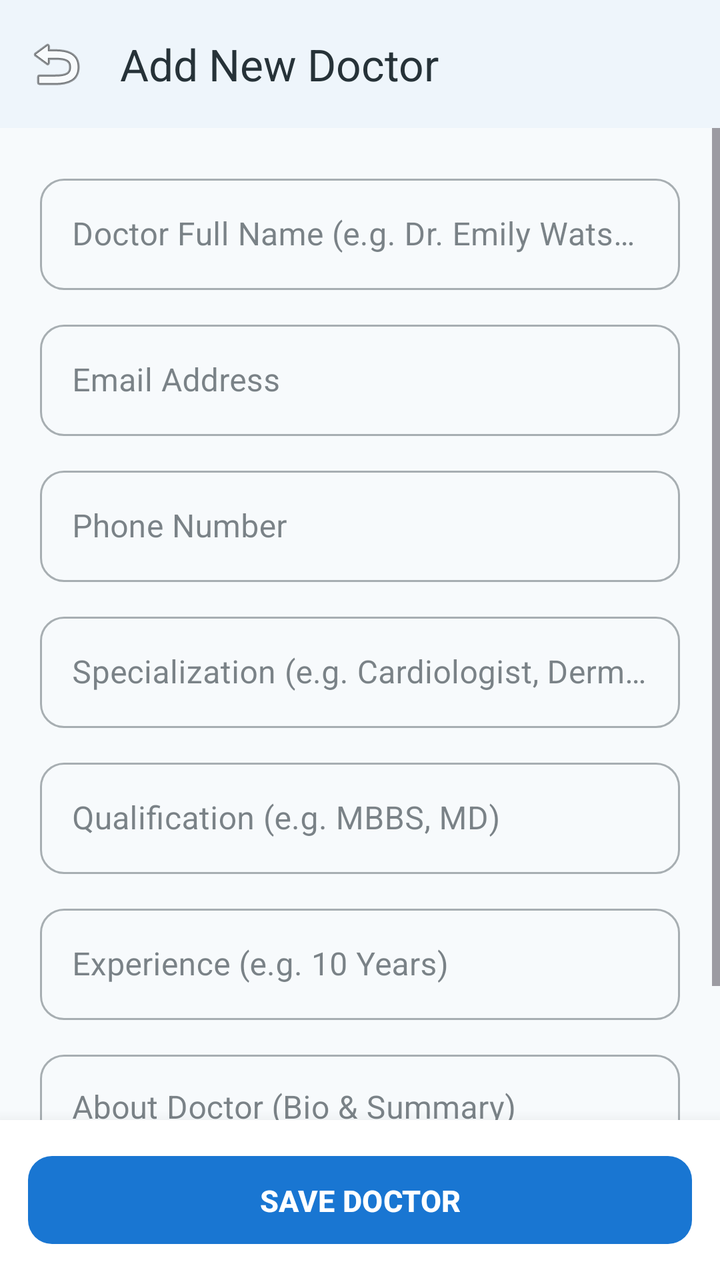
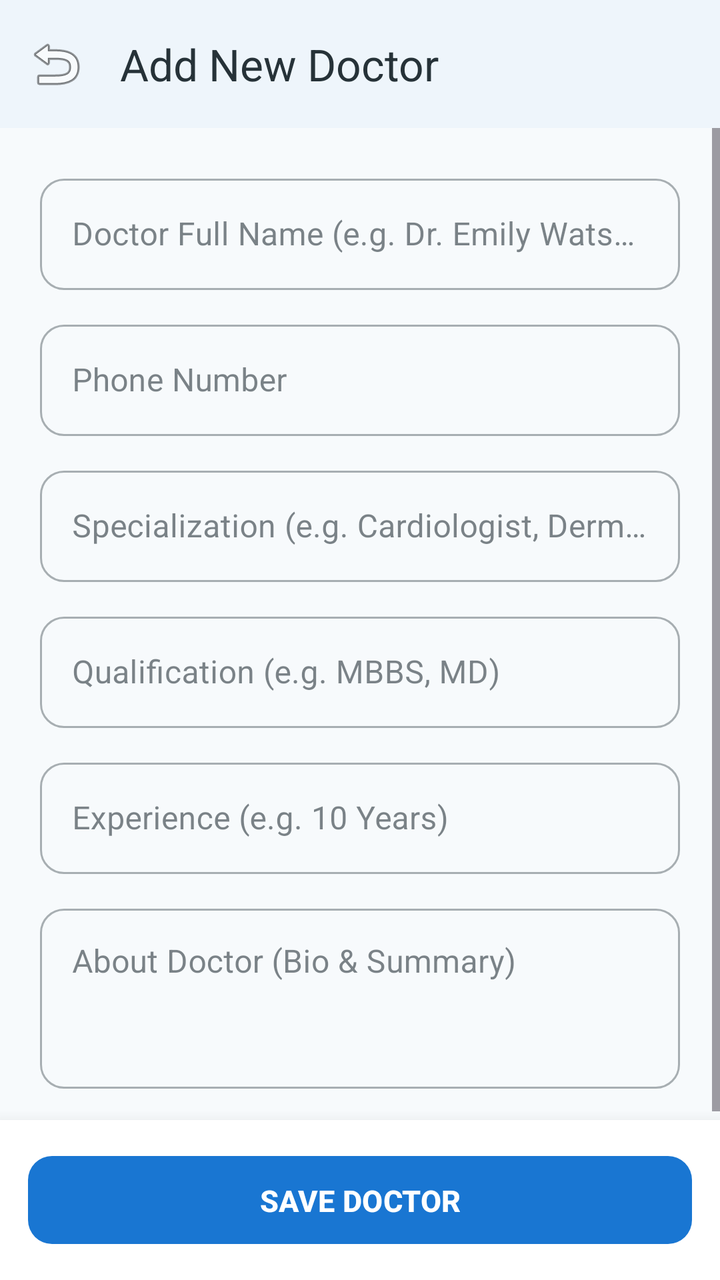

Before-and-after screenshots of an Android layout around one commit, followed by the original layout XML and the change that was made.
<!-- AndroidManifest.xml: application theme Theme.Medicare -->
<!-- res/layout/activity_admin_add_doctor.xml -->
<?xml version="1.0" encoding="utf-8"?>
<LinearLayout xmlns:android="http://schemas.android.com/apk/res/android"
    xmlns:app="http://schemas.android.com/apk/res-auto"
    android:layout_width="match_parent"
    android:layout_height="match_parent"
    android:background="@color/background"
    android:orientation="vertical">

    <com.google.android.material.appbar.MaterialToolbar
        android:id="@+id/toolbarAddDoctor"
        android:layout_width="match_parent"
        android:layout_height="?attr/actionBarSize"
        android:background="@color/surface"
        android:elevation="2dp"
        app:navigationIcon="@android:drawable/ic_menu_revert"
        app:title="@string/add_new_doctor"
        app:titleTextColor="@color/text_primary" />

    <ScrollView
        android:layout_width="match_parent"
        android:layout_height="0dp"
        android:layout_weight="1"
        android:fillViewport="true">

        <LinearLayout
            android:layout_width="match_parent"
            android:layout_height="wrap_content"
            android:orientation="vertical"
            android:padding="20dp">

            <com.google.android.material.textfield.TextInputLayout
                android:id="@+id/tilAdminDocName"
                style="@style/Widget.MaterialComponents.TextInputLayout.OutlinedBox"
                android:layout_width="match_parent"
                android:layout_height="wrap_content"
                android:hint="Doctor Full Name (e.g. Dr. Emily Watson)"
                app:boxCornerRadiusBottomEnd="12dp"
                app:boxCornerRadiusBottomStart="12dp"
                app:boxCornerRadiusTopEnd="12dp"
                app:boxCornerRadiusTopStart="12dp">

                <com.google.android.material.textfield.TextInputEditText
                    android:id="@+id/etAdminDocName"
                    android:layout_width="match_parent"
                    android:layout_height="wrap_content"
                    android:inputType="textPersonName" />
            </com.google.android.material.textfield.TextInputLayout>

            <com.google.android.material.textfield.TextInputLayout
                android:id="@+id/tilAdminDocEmail"
                style="@style/Widget.MaterialComponents.TextInputLayout.OutlinedBox"
                android:layout_width="match_parent"
                android:layout_height="wrap_content"
                android:layout_marginTop="12dp"
                android:hint="Email Address"
                app:boxCornerRadiusBottomEnd="12dp"
                app:boxCornerRadiusBottomStart="12dp"
                app:boxCornerRadiusTopEnd="12dp"
                app:boxCornerRadiusTopStart="12dp">

                <com.google.android.material.textfield.TextInputEditText
                    android:id="@+id/etAdminDocEmail"
                    android:layout_width="match_parent"
                    android:layout_height="wrap_content"
                    android:inputType="textEmailAddress" />
            </com.google.android.material.textfield.TextInputLayout>

            <com.google.android.material.textfield.TextInputLayout
                android:id="@+id/tilAdminDocPhone"
                style="@style/Widget.MaterialComponents.TextInputLayout.OutlinedBox"
                android:layout_width="match_parent"
                android:layout_height="wrap_content"
                android:layout_marginTop="12dp"
                android:hint="Phone Number"
                app:boxCornerRadiusBottomEnd="12dp"
                app:boxCornerRadiusBottomStart="12dp"
                app:boxCornerRadiusTopEnd="12dp"
                app:boxCornerRadiusTopStart="12dp">

                <com.google.android.material.textfield.TextInputEditText
                    android:id="@+id/etAdminDocPhone"
                    android:layout_width="match_parent"
                    android:layout_height="wrap_content"
                    android:inputType="phone" />
            </com.google.android.material.textfield.TextInputLayout>

            <com.google.android.material.textfield.TextInputLayout
                android:id="@+id/tilAdminDocSpecialization"
                style="@style/Widget.MaterialComponents.TextInputLayout.OutlinedBox"
                android:layout_width="match_parent"
                android:layout_height="wrap_content"
                android:layout_marginTop="12dp"
                android:hint="Specialization (e.g. Cardiologist, Dermatologist)"
                app:boxCornerRadiusBottomEnd="12dp"
                app:boxCornerRadiusBottomStart="12dp"
                app:boxCornerRadiusTopEnd="12dp"
                app:boxCornerRadiusTopStart="12dp">

                <com.google.android.material.textfield.TextInputEditText
                    android:id="@+id/etAdminDocSpecialization"
                    android:layout_width="match_parent"
                    android:layout_height="wrap_content"
                    android:inputType="text" />
            </com.google.android.material.textfield.TextInputLayout>

            <com.google.android.material.textfield.TextInputLayout
                android:id="@+id/tilAdminDocQualification"
                style="@style/Widget.MaterialComponents.TextInputLayout.OutlinedBox"
                android:layout_width="match_parent"
                android:layout_height="wrap_content"
                android:layout_marginTop="12dp"
                android:hint="Qualification (e.g. MBBS, MD)"
                app:boxCornerRadiusBottomEnd="12dp"
                app:boxCornerRadiusBottomStart="12dp"
                app:boxCornerRadiusTopEnd="12dp"
                app:boxCornerRadiusTopStart="12dp">

                <com.google.android.material.textfield.TextInputEditText
                    android:id="@+id/etAdminDocQualification"
                    android:layout_width="match_parent"
                    android:layout_height="wrap_content"
                    android:inputType="text" />
            </com.google.android.material.textfield.TextInputLayout>

            <com.google.android.material.textfield.TextInputLayout
                android:id="@+id/tilAdminDocExp"
                style="@style/Widget.MaterialComponents.TextInputLayout.OutlinedBox"
                android:layout_width="match_parent"
                android:layout_height="wrap_content"
                android:layout_marginTop="12dp"
                android:hint="Experience (e.g. 10 Years)"
                app:boxCornerRadiusBottomEnd="12dp"
                app:boxCornerRadiusBottomStart="12dp"
                app:boxCornerRadiusTopEnd="12dp"
                app:boxCornerRadiusTopStart="12dp">

                <com.google.android.material.textfield.TextInputEditText
                    android:id="@+id/etAdminDocExp"
                    android:layout_width="match_parent"
                    android:layout_height="wrap_content"
                    android:inputType="text" />
            </com.google.android.material.textfield.TextInputLayout>

            <com.google.android.material.textfield.TextInputLayout
                android:id="@+id/tilAdminDocAbout"
                style="@style/Widget.MaterialComponents.TextInputLayout.OutlinedBox"
                android:layout_width="match_parent"
                android:layout_height="wrap_content"
                android:layout_marginTop="12dp"
                android:hint="About Doctor (Bio &amp; Summary)"
                app:boxCornerRadiusBottomEnd="12dp"
                app:boxCornerRadiusBottomStart="12dp"
                app:boxCornerRadiusTopEnd="12dp"
                app:boxCornerRadiusTopStart="12dp">

                <com.google.android.material.textfield.TextInputEditText
                    android:id="@+id/etAdminDocAbout"
                    android:layout_width="match_parent"
                    android:layout_height="90dp"
                    android:gravity="top"
                    android:inputType="textMultiLine" />
            </com.google.android.material.textfield.TextInputLayout>

        </LinearLayout>
    </ScrollView>

    <FrameLayout
        android:layout_width="match_parent"
        android:layout_height="80dp"
        android:background="@color/surface"
        android:elevation="12dp"
        android:padding="14dp">

        <com.google.android.material.button.MaterialButton
            android:id="@+id/btnAdminSaveDoctor"
            style="@style/Widget.Medicare.Button"
            android:layout_width="match_parent"
            android:layout_height="52dp"
            android:text="SAVE DOCTOR"
            android:textColor="@color/white"
            android:textSize="15sp"
            android:textStyle="bold"
            app:backgroundTint="@color/primary"
            app:cornerRadius="12dp" />

        <ProgressBar
            android:id="@+id/pbAdminSaveDocLoading"
            android:layout_width="28dp"
            android:layout_height="28dp"
            android:layout_gravity="center"
            android:indeterminateTint="@color/white"
            android:visibility="gone" />
    </FrameLayout>

</LinearLayout>
<!-- resources referenced by this layout -->
<resources>
  <color name="background">#F7FAFC</color>
  <color name="primary">#1976D2</color>
  <color name="surface">#FFFFFF</color>
  <color name="text_primary">#263238</color>
  <color name="white">#FFFFFF</color>
  <string name="add_new_doctor">Add New Doctor</string>
  <style name="Widget.Medicare.Button" parent="Widget.Material3.Button">
          <item name="cornerRadius">12dp</item>
          <item name="android:paddingTop">12dp</item>
          <item name="android:paddingBottom">12dp</item>
          <item name="android:paddingStart">24dp</item>
          <item name="android:paddingEnd">24dp</item>
          <item name="android:stateListAnimator">@null</item>
      </style>
  <style name="Theme.Medicare" parent="Theme.Material3.Light.NoActionBar">
          
          <item name="colorPrimary">@color/primary</item>
          <item name="colorPrimaryDark">@color/primary_dark</item>
          <item name="colorSecondary">@color/secondary</item>
          <item name="android:windowBackground">@color/background</item>
          <item name="android:statusBarColor">@color/surface</item>
          <item name="android:windowLightStatusBar">true</item>
          <item name="colorSurface">@color/surface</item>
          <item name="colorOnSurface">@color/text_primary</item>
          
          
          <item name="shapeAppearanceCornerMedium">@style/ShapeAppearance.Medicare.Medium</item>
          <item name="shapeAppearanceCornerLarge">@style/ShapeAppearance.Medicare.Large</item>
      </style>
  <color name="primary_dark">#1565C0</color>
  <color name="secondary">#26A69A</color>
  <style name="ShapeAppearance.Medicare.Medium" parent="ShapeAppearance.Material3.Corner.Medium">
          <item name="cornerSize">14dp</item>
      </style>
  <style name="ShapeAppearance.Medicare.Large" parent="ShapeAppearance.Material3.Corner.Large">
          <item name="cornerSize">20dp</item>
      </style>
</resources>

<!-- the commit's change to res/layout/activity_admin_add_doctor.xml (unified diff, before → after) -->
@@ -46,24 +46,7 @@
                     android:inputType="textPersonName" />
             </com.google.android.material.textfield.TextInputLayout>
 
-            <com.google.android.material.textfield.TextInputLayout
-                android:id="@+id/tilAdminDocEmail"
-                style="@style/Widget.MaterialComponents.TextInputLayout.OutlinedBox"
-                android:layout_width="match_parent"
-                android:layout_height="wrap_content"
-                android:layout_marginTop="12dp"
-                android:hint="Email Address"
-                app:boxCornerRadiusBottomEnd="12dp"
-                app:boxCornerRadiusBottomStart="12dp"
-                app:boxCornerRadiusTopEnd="12dp"
-                app:boxCornerRadiusTopStart="12dp">
 
-                <com.google.android.material.textfield.TextInputEditText
-                    android:id="@+id/etAdminDocEmail"
-                    android:layout_width="match_parent"
-                    android:layout_height="wrap_content"
-                    android:inputType="textEmailAddress" />
-            </com.google.android.material.textfield.TextInputLayout>
 
             <com.google.android.material.textfield.TextInputLayout
                 android:id="@+id/tilAdminDocPhone"
